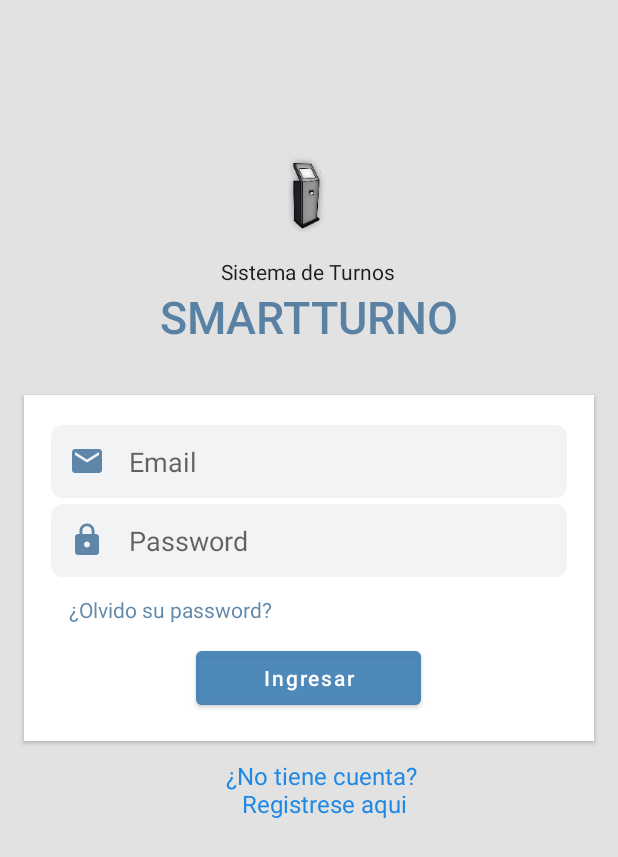
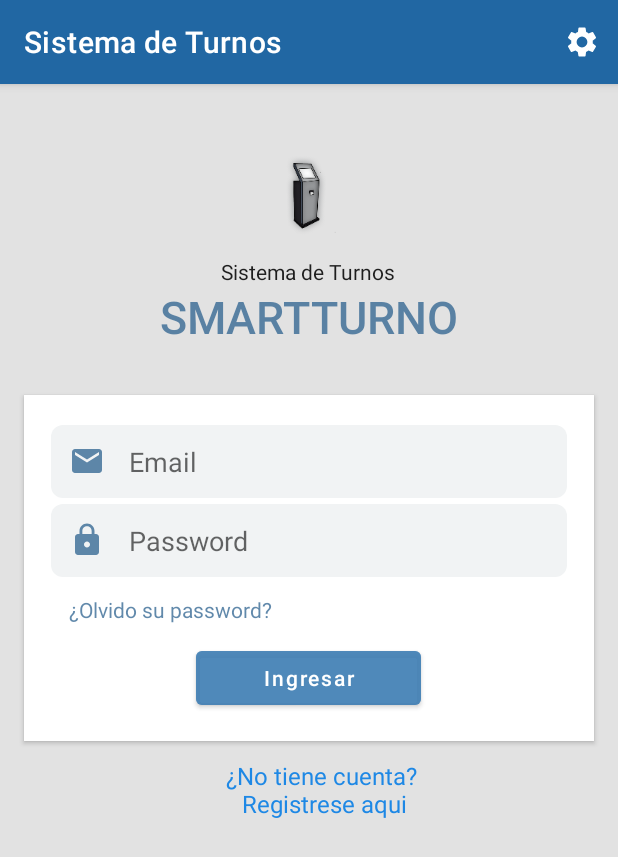
Before and after one commit to anderdavid/TurneraMVVM, an Android app: the screen it shows after launch (LoginActivity), on a phone screen of 412 x 824 dp. Shown: the top 857 px of the screen. Run offline under Robolectric (Android 15) with nearby library versions, the phone set to English and light mode, and no system bars.

Commit message:
Se agrega toolbar con boton configuracion

```diff
--- a/app/src/main/AndroidManifest.xml
+++ b/app/src/main/AndroidManifest.xml
@@ -15,6 +15,7 @@
 
         <activity
                 android:name=".LoginActivity"
+                android:label="@string/app_name"
                 android:screenOrientation="portrait"
         >
             <intent-filter>
--- a/app/src/main/java/com/smartappsolutions/turnera/LoginActivity.kt
+++ b/app/src/main/java/com/smartappsolutions/turnera/LoginActivity.kt
@@ -2,11 +2,54 @@ package com.smartappsolutions.turnera
 
 import androidx.appcompat.app.AppCompatActivity
 import android.os.Bundle
+import android.view.Menu
+import android.view.MenuItem
+import android.widget.Toast
+import androidx.appcompat.app.ActionBarDrawerToggle
+import androidx.appcompat.widget.Toolbar
+import androidx.drawerlayout.widget.DrawerLayout
+import com.google.android.material.navigation.NavigationView
 
 class LoginActivity : AppCompatActivity() {
+
 
     override fun onCreate(savedInstanceState: Bundle?) {
         super.onCreate(savedInstanceState)
         setContentView(R.layout.activity_login)
+
+        val toolbar: Toolbar = findViewById(R.id.toolbar_login)
+        setSupportActionBar(toolbar)
+
+        /*val drawerLayout: DrawerLayout = findViewById(R.id.drawer_layout_login)*/
+        /*val navView: NavigationView = findViewById(R.id.nav_view)*/
+
+       /* val toggle = ActionBarDrawerToggle(
+            this, drawerLayout, toolbar, R.string.navigation_drawer_open, R.string.navigation_drawer_close
+        )*/
+       /* drawerLayout.addDrawerListener(toggle)*/
+       /* toggle.syncState()*/
+
+    }
+
+    override fun onCreateOptionsMenu(menu: Menu): Boolean {
+        // Inflate the menu; this adds items to the action bar if it is present.
+        menuInflater.inflate(R.menu.main_login, menu)
+        return true
+    }
+
+    override fun onOptionsItemSelected(item: MenuItem): Boolean {
+        // Handle action bar item clicks here. The action bar will
+        // automatically handle clicks on the Home/Up button, so long
+        // as you specify a parent activity in AndroidManifest.xml.
+        return when (item.itemId) {
+            R.id.action_settings -> settings()
+
+            else -> super.onOptionsItemSelected(item)
+        }
+    }
+
+    private fun settings(): Boolean {
+        Toast.makeText(applicationContext,"settings",Toast.LENGTH_LONG).show()
+        return true
     }
 }
--- a/app/src/main/java/com/smartappsolutions/turnera/MainActivity.kt
+++ b/app/src/main/java/com/smartappsolutions/turnera/MainActivity.kt
@@ -18,6 +18,7 @@ class MainActivity : AppCompatActivity(), NavigationView.OnNavigationItemSelecte
     override fun onCreate(savedInstanceState: Bundle?) {
         super.onCreate(savedInstanceState)
         setContentView(R.layout.activity_main)
+
         val toolbar: Toolbar = findViewById(R.id.toolbar)
         setSupportActionBar(toolbar)
 
--- /dev/null
+++ b/app/src/main/res/drawable/ic_settings_black_24dp.xml
@@ -0,0 +1,5 @@
+<vector android:height="24dp" android:tint="#FFFFFF"
+    android:viewportHeight="24" android:viewportWidth="24"
+    android:width="24dp" xmlns:android="http://schemas.android.com/apk/res/android">
+    <path android:fillColor="#FF000000" android:pathData="M19.1,12.9a2.8,2.8 0,0 0,0.1 -0.9,2.8 2.8,0 0,0 -0.1,-0.9l2.1,-1.6a0.7,0.7 0,0 0,0.1 -0.6L19.4,5.5a0.7,0.7 0,0 0,-0.6 -0.2l-2.4,1a6.5,6.5 0,0 0,-1.6 -0.9l-0.4,-2.6a0.5,0.5 0,0 0,-0.5 -0.4H10.1a0.5,0.5 0,0 0,-0.5 0.4L9.3,5.4a5.6,5.6 0,0 0,-1.7 0.9l-2.4,-1a0.4,0.4 0,0 0,-0.5 0.2l-2,3.4c-0.1,0.2 0,0.4 0.2,0.6l2,1.6a2.8,2.8 0,0 0,-0.1 0.9,2.8 2.8,0 0,0 0.1,0.9L2.8,14.5a0.7,0.7 0,0 0,-0.1 0.6l1.9,3.4a0.7,0.7 0,0 0,0.6 0.2l2.4,-1a6.5,6.5 0,0 0,1.6 0.9l0.4,2.6a0.5,0.5 0,0 0,0.5 0.4h3.8a0.5,0.5 0,0 0,0.5 -0.4l0.3,-2.6a5.6,5.6 0,0 0,1.7 -0.9l2.4,1a0.4,0.4 0,0 0,0.5 -0.2l2,-3.4c0.1,-0.2 0,-0.4 -0.2,-0.6ZM12,15.6A3.6,3.6 0,1 1,15.6 12,3.6 3.6,0 0,1 12,15.6Z"/>
+</vector>
--- a/app/src/main/res/layout/activity_login.xml
+++ b/app/src/main/res/layout/activity_login.xml
@@ -8,6 +8,10 @@
         tools:context=".LoginActivity"
         android:background="@color/colorBackground"
 >
+    <include
+            layout="@layout/app_bar_main_login"
+            android:layout_width="match_parent"
+            android:layout_height="match_parent"/>
     <RelativeLayout
             android:id="@+id/logo"
             android:padding="16dp"
--- /dev/null
+++ b/app/src/main/res/layout/app_bar_main_login.xml
@@ -0,0 +1,24 @@
+<?xml version="1.0" encoding="utf-8"?>
+<androidx.coordinatorlayout.widget.CoordinatorLayout
+        xmlns:android="http://schemas.android.com/apk/res/android"
+        xmlns:app="http://schemas.android.com/apk/res-auto"
+        xmlns:tools="http://schemas.android.com/tools"
+        android:layout_width="match_parent"
+        android:layout_height="match_parent"
+        tools:context=".LoginActivity">
+
+    <com.google.android.material.appbar.AppBarLayout
+            android:layout_height="wrap_content"
+            android:layout_width="match_parent"
+            android:theme="@style/AppTheme.AppBarOverlay">
+
+        <androidx.appcompat.widget.Toolbar
+                android:id="@+id/toolbar_login"
+                android:layout_width="match_parent"
+                android:layout_height="?attr/actionBarSize"
+                android:background="?attr/colorPrimaryDark"
+                app:popupTheme="@style/AppTheme.PopupOverlay"/>
+
+    </com.google.android.material.appbar.AppBarLayout>
+
+</androidx.coordinatorlayout.widget.CoordinatorLayout>
--- /dev/null
+++ b/app/src/main/res/menu/main_login.xml
@@ -0,0 +1,12 @@
+<?xml version="1.0" encoding="utf-8"?>
+<menu xmlns:android="http://schemas.android.com/apk/res/android"
+      xmlns:app="http://schemas.android.com/apk/res-auto"
+      android:icon="@drawable/ic_settings_black_24dp"
+>
+    <item android:id="@+id/action_settings"
+          android:title="@string/action_settings_login"
+          android:iconTint="#fff"
+          android:icon="@drawable/ic_settings_black_24dp"
+          app:showAsAction="ifRoom|withText"
+    />
+</menu>
--- a/app/src/main/res/values/strings.xml
+++ b/app/src/main/res/values/strings.xml
@@ -1,11 +1,12 @@
 <resources>
-    <string name="app_name">turnera</string>
+    <string name="app_name">Sistema de Turnos</string>
     <string name="navigation_drawer_open">Open navigation drawer</string>
     <string name="navigation_drawer_close">Close navigation drawer</string>
     <string name="nav_header_title">Android Studio</string>
     <string name="nav_header_subtitle">android.studio@android.com</string>
     <string name="nav_header_desc">Navigation header</string>
     <string name="action_settings">Settings</string>
+    <string name="action_settings_login">Configuracion</string>
 
     <string name="menu_home">Home</string>
     <string name="menu_gallery">Gallery</string>
```
